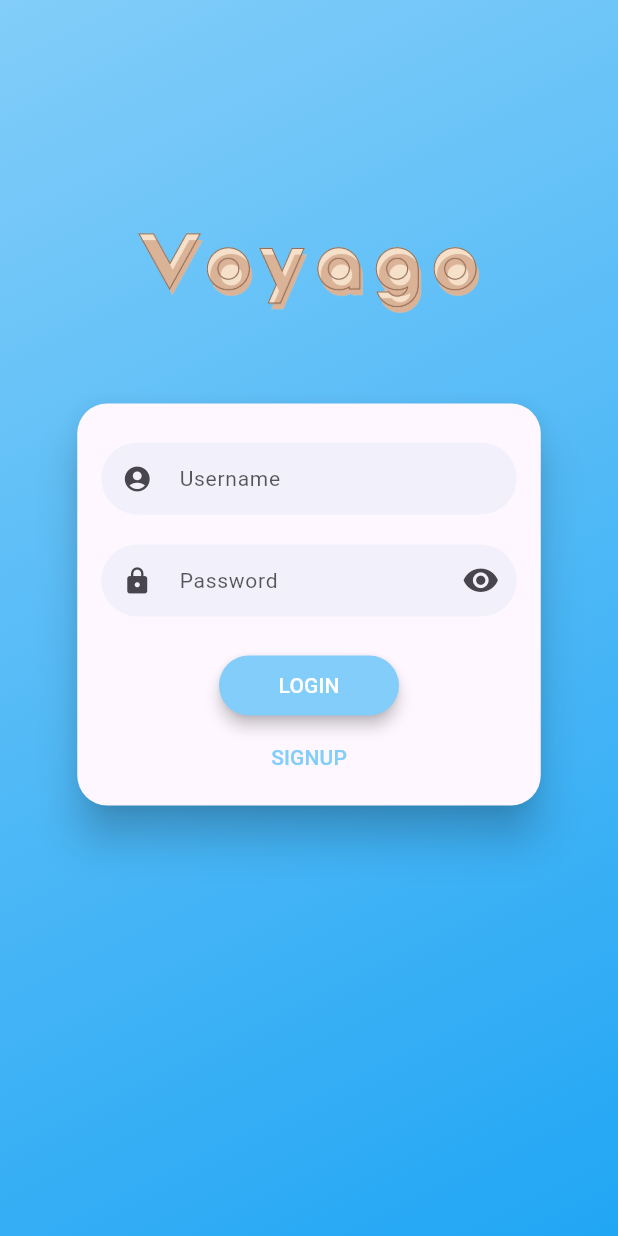
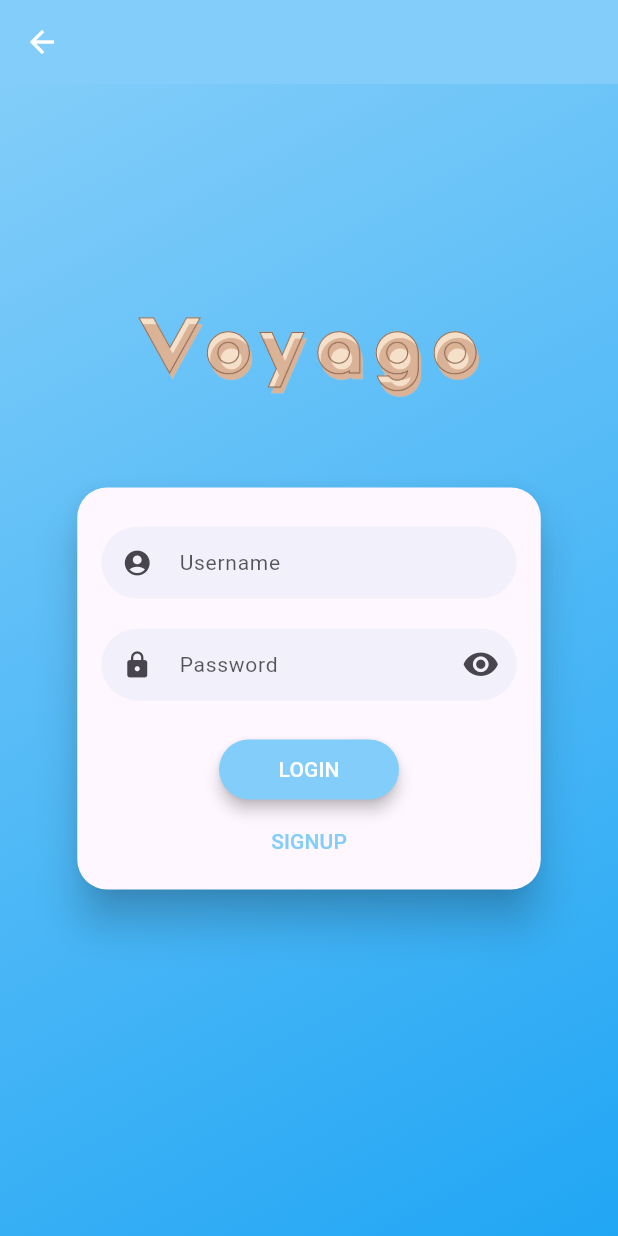
Before and after one commit to TheoFratia/suivi_projet_2024_Voyago, a Flutter app: the screen it shows after launch, on a phone screen of 412 x 824 dp. Run offline on Flutter 3.47's test engine with Material 3 defaults, Android fonts, the light colour scheme and no system bars; drawn by our look-alikes of flutter_login; our stand-ins replace shared_preferences; network calls fail.

Commit message:
Ajout bouton retour sur toutes les pages

```diff
--- a/projet_dev_mobile/lib/screen/login_screen.dart
+++ b/projet_dev_mobile/lib/screen/login_screen.dart
@@ -3,11 +3,10 @@ import 'package:flutter_login/flutter_login.dart';
 import 'package:projet_dev_mobile/screen/home_screen.dart';
 import 'package:projet_dev_mobile/services/api.dart';
 import 'package:projet_dev_mobile/variables/colors.dart';
-
+import 'package:projet_dev_mobile/variables/icons.dart'; // Assurez-vous d'importer vos icônes ici
 
 class LoginScreen extends StatelessWidget {
   LoginScreen({super.key});
-
 
   Duration get loginTime => const Duration(milliseconds: 2250);
 
@@ -29,9 +28,9 @@ class LoginScreen extends StatelessWidget {
       final name = data.name;
       final password = data.password;
       final user = await ApiManager().createUser(name!, password!);
-      if (user == null){
+      if (user == null) {
         return await ApiManager().login(name, password);
-      }else{
+      } else {
         return "Erreur lors de la création de l'utilisateur";
       }
     });
@@ -43,12 +42,23 @@ class LoginScreen extends StatelessWidget {
     });
   }
 
-
   @override
   Widget build(BuildContext context) {
     return MaterialApp(
       theme: _theme,
-      home: FlutterLogin(
+      home: Scaffold(
+        appBar: AppBar(
+          backgroundColor: primary,
+          leading: IconButton(
+            icon: const Icon(iconArrow, color: arrowColor), // Assurez-vous que iconArrow est défini dans vos variables/icons.dart
+            onPressed: () {
+              Navigator.of(context).pushReplacement(MaterialPageRoute(
+                builder: (context) => const Home(),
+              ));
+            },
+          ),
+        ),
+        body: FlutterLogin(
           logo: const AssetImage('assets/images/logo.png'),
           onLogin: _authUser,
           onSignup: _signupUser,
@@ -77,6 +87,7 @@ class LoginScreen extends StatelessWidget {
             return null;
           },
         ),
+      ),
     );
   }
 }
--- a/projet_dev_mobile/lib/variables/colors.dart
+++ b/projet_dev_mobile/lib/variables/colors.dart
@@ -15,3 +15,4 @@ const errorBorderColor = Colors.red;
 const borderColorHome = Color.fromRGBO(130, 205, 249, 1);
 const deleteColor = Colors.red;
 const acceptColor = Colors.green;
+const arrowColor = Colors.white;
--- a/projet_dev_mobile/lib/variables/icons.dart
+++ b/projet_dev_mobile/lib/variables/icons.dart
@@ -3,3 +3,4 @@ import 'package:flutter/material.dart';
 const iconProfile = Icons.person;
 const iconRandom = Icons.casino_outlined;
 const iconSearchInput = Icons.search;
+const iconArrow = Icons.arrow_back;
--- a/projet_dev_mobile/lib/widget/popup_button.dart
+++ b/projet_dev_mobile/lib/widget/popup_button.dart
@@ -7,6 +7,7 @@ import '../../variables/icons.dart';
 import '../../variables/profile_option.dart';
 import '../../services/api.dart';
 import '../screen/login_screen.dart';
+import 'package:projet_dev_mobile/screen/home_screen.dart';
 
 class PopupButton extends StatefulWidget {
   const PopupButton({super.key});
@@ -37,7 +38,7 @@ class _PopupButtonState extends State<PopupButton> {
   void _logout() async {
     final preferences = await SharedPreferences.getInstance();
     preferences.remove('token');
-    Navigator.of(context).pushReplacement(MaterialPageRoute(builder: (context) => LoginScreen()));
+    Navigator.of(context).pushReplacement(MaterialPageRoute(builder: (context) => const Home()));
   }
 
   @override
```
Also changed, not shown: projet_dev_mobile/lib/screen/Profile_screen.dart (+26 -6 lines), projet_dev_mobile/lib/screen/information_screen.dart (+27 -16 lines). Lines whose indentation alone changed are shown as unchanged.
